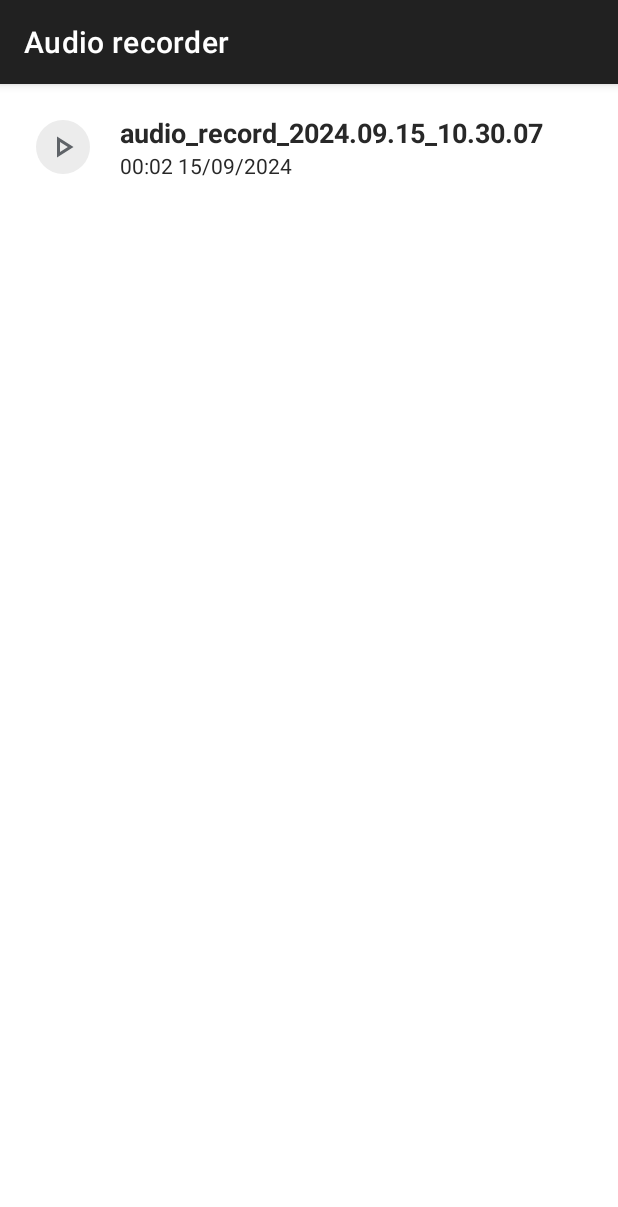
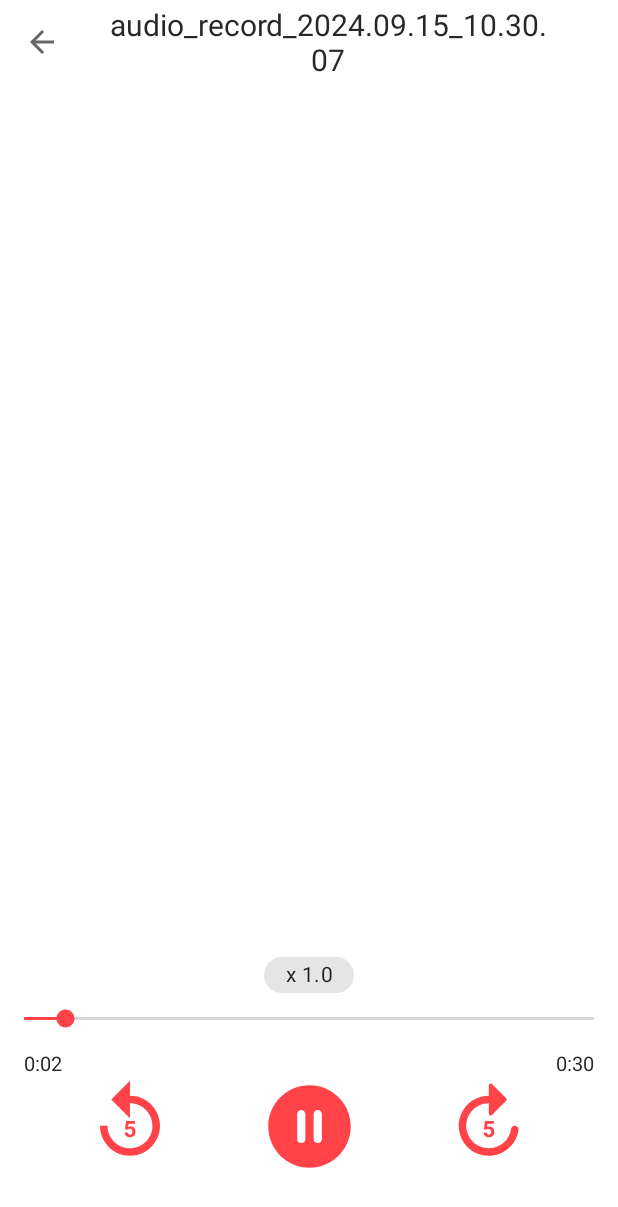
Before and after one commit to DuyManh1905/AudioRecorder, an Android app: the GalleryActivity screen opened directly, with no data from a screen before it, after a tap on an icon or button, on a phone screen of 412 x 824 dp. Shown: the top 1207 px of the screen. Run offline under Robolectric (Android 15) with nearby library versions, the phone set to English and light mode, and no system bars; our stand-ins replace Room's generated code.

Commit message:
hoan thanh chuc nang phat lai 1 record

```diff
--- a/app/src/main/AndroidManifest.xml
+++ b/app/src/main/AndroidManifest.xml
@@ -17,6 +17,9 @@
         android:theme="@style/Theme.AudioRecorder"
         tools:targetApi="31">
         <activity
+            android:name=".AudioPlayerActivity"
+            android:exported="false" />
+        <activity
             android:name=".GalleryActivity"
             android:exported="false" />
         <activity
--- /dev/null
+++ b/app/src/main/java/com/duymanh/audiorecorder/AudioPlayerActivity.kt
@@ -0,0 +1,169 @@
+package com.duymanh.audiorecorder
+
+import android.media.MediaPlayer
+import android.media.PlaybackParams
+import androidx.appcompat.app.AppCompatActivity
+import android.os.Bundle
+import android.os.Handler
+import android.os.Looper
+import android.widget.ImageButton
+import android.widget.SeekBar
+import android.widget.TextView
+import android.widget.Toolbar
+import androidx.core.content.res.ResourcesCompat
+import com.google.android.material.appbar.MaterialToolbar
+import com.google.android.material.chip.Chip
+import java.text.DecimalFormat
+import java.text.NumberFormat
+import kotlin.math.log
+import kotlin.time.Duration
+
+class AudioPlayerActivity : AppCompatActivity() {
+
+    private lateinit var mediaPlayer: MediaPlayer
+
+    private lateinit var toolbar: MaterialToolbar
+    private lateinit var tvFilename: TextView
+
+    private lateinit var tvTrackProgress: TextView
+    private lateinit var tvTrackDuration: TextView
+
+    private lateinit var btnPlay: ImageButton
+    private lateinit var btnBackward: ImageButton
+    private lateinit var btnForwad: ImageButton
+    private lateinit var speedChip: Chip
+    private lateinit var seekBar: SeekBar
+
+    private lateinit var runnable: Runnable
+    private lateinit var handler: Handler
+    private var delay = 10L
+
+    private var jumpsValue = 1000
+
+    private var playbackSpeed = 1.0f
+
+    override fun onCreate(savedInstanceState: Bundle?) {
+        super.onCreate(savedInstanceState)
+        setContentView(R.layout.activity_audio_player)
+
+        var filePath = intent.getStringExtra("filepath")
+        var fileName = intent.getStringExtra("filename")
+
+        toolbar = findViewById(R.id.toolbar)
+        tvFilename = findViewById(R.id.tvFilename)
+
+        tvTrackProgress = findViewById(R.id.tvTrackProgress)
+        tvTrackDuration = findViewById(R.id.tvTrackDuration)
+
+        setSupportActionBar(toolbar)
+        supportActionBar?.setDisplayHomeAsUpEnabled(true)
+        supportActionBar?.setDisplayShowHomeEnabled(true)
+        toolbar.setNavigationOnClickListener{
+            onBackPressed()
+        }
+
+        tvFilename.text = fileName
+
+        mediaPlayer = MediaPlayer()
+        mediaPlayer.apply {
+            setDataSource(filePath)
+            prepare()
+        }
+
+        tvTrackDuration.text = dateFormat(mediaPlayer.duration)
+
+        btnBackward = findViewById(R.id.btnBackward)
+        btnForwad = findViewById(R.id.btnForWard)
+        btnPlay = findViewById(R.id.btnPlay)
+        speedChip = findViewById(R.id.chip)
+        seekBar = findViewById(R.id.seekBar)
+
+        handler = Handler(Looper.getMainLooper())
+        runnable = Runnable {
+            seekBar.progress = mediaPlayer.currentPosition
+            tvTrackProgress.text = dateFormat(mediaPlayer.currentPosition)
+            handler.postDelayed(runnable,delay)
+        }
+
+
+        btnPlay.setOnClickListener{
+            playPausePlaer()
+        }
+        playPausePlaer()
+        seekBar.max = mediaPlayer.duration
+        mediaPlayer.setOnCompletionListener {
+            btnPlay.background = ResourcesCompat.getDrawable(resources, R.drawable.ic_play_circle,theme)
+            handler.removeCallbacks(runnable)
+        }
+
+        btnForwad.setOnClickListener{
+            mediaPlayer.seekTo(mediaPlayer.currentPosition + jumpsValue)
+            seekBar.progress += jumpsValue
+        }
+
+        btnBackward.setOnClickListener{
+            mediaPlayer.seekTo(mediaPlayer.currentPosition - jumpsValue)
+            seekBar.progress -= jumpsValue
+        }
+
+        speedChip.setOnClickListener{
+            if(playbackSpeed != 2f){
+                playbackSpeed+= 0.5f
+            }
+            else{
+                playbackSpeed = 0.5f
+            }
+            mediaPlayer.playbackParams = PlaybackParams().setSpeed(playbackSpeed)
+            speedChip.text = "x $playbackSpeed"
+        }
+
+        seekBar.setOnSeekBarChangeListener(object : SeekBar.OnSeekBarChangeListener{
+            override fun onProgressChanged(seekBar: SeekBar?, progress: Int, fromUser: Boolean) {
+                if(fromUser){
+                    mediaPlayer.seekTo(progress)
+                }
+            }
+
+            override fun onStartTrackingTouch(seekBar: SeekBar?) {
+            }
+
+            override fun onStopTrackingTouch(seekBar: SeekBar?) {
+            }
+        } )
+
+    }
+
+    private fun playPausePlaer() {
+        if(!mediaPlayer.isPlaying){
+            mediaPlayer.start()
+            btnPlay.background = ResourcesCompat.getDrawable(resources, R.drawable.ic_pause_circle,theme)
+            handler.postDelayed(runnable,delay)
+        }
+        else{
+            mediaPlayer.pause()
+            btnPlay.background = ResourcesCompat.getDrawable(resources, R.drawable.ic_play_circle,theme)
+            handler.removeCallbacks(runnable)
+        }
+    }
+
+    override fun onBackPressed() {
+        super.onBackPressed()
+        mediaPlayer.stop()
+        mediaPlayer.release()
+        handler.removeCallbacks(runnable)
+    }
+
+    private fun dateFormat(duration: Int): String {
+        var d = duration/1000
+        var s = d%60
+        var m = (d/60 % 60)
+        var h = ((d - m*60)/360).toInt()
+
+        var f: NumberFormat = DecimalFormat("00")
+        var str = "$m:${f.format(s)}"
+        if(h>0){
+            str = "$h:$str"
+        }
+        return str
+    }
+}
--- a/app/src/main/java/com/duymanh/audiorecorder/GalleryActivity.kt
+++ b/app/src/main/java/com/duymanh/audiorecorder/GalleryActivity.kt
@@ -1,5 +1,6 @@
 package com.duymanh.audiorecorder
 
+import android.content.Intent
 import androidx.appcompat.app.AppCompatActivity
 import android.os.Bundle
 import android.widget.Toast
@@ -45,12 +46,18 @@ class GalleryActivity : AppCompatActivity(), OnItemClickListener {
             var queryResult = db.audioRecordDao().getAll()
             records.addAll(queryResult)
 
-            mAdapter.notifyDataSetChanged()
+            runOnUiThread {
+                mAdapter.notifyDataSetChanged()
+            }
         }
     }
 
     override fun onItemClickListener(position: Int) {
-        Toast.makeText(this,"Simple Click", Toast.LENGTH_SHORT).show()
+        var audioRecord = records[position]
+        var intent = Intent(this,AudioPlayerActivity::class.java)
+        intent.putExtra("filepath",audioRecord.filePath)
+        intent.putExtra("filename",audioRecord.fileName)
+        startActivity(intent)
     }
 
     override fun onItemLongClickListener(position: Int) {
--- /dev/null
+++ b/app/src/main/res/drawable/ic_backward.xml
@@ -0,0 +1,6 @@
+<vector android:height="24dp" android:tint="@color/playerColor"
+    android:viewportHeight="24" android:viewportWidth="24"
+    android:width="24dp" xmlns:android="http://schemas.android.com/apk/res/android">
+    <path android:fillColor="@android:color/white" android:pathData="M12,5V1L7,6l5,5V7c3.31,0 6,2.69 6,6s-2.69,6 -6,6s-6,-2.69 -6,-6H4c0,4.42 3.58,8 8,8s8,-3.58 8,-8S16.42,5 12,5z"/>
+    <path android:fillColor="@android:color/white" android:pathData="M10.69,13.9l0.25,-2.17h2.39v0.71h-1.7l-0.11,0.92c0.03,-0.02 0.07,-0.03 0.11,-0.05s0.09,-0.04 0.15,-0.05s0.12,-0.03 0.18,-0.04s0.13,-0.02 0.2,-0.02c0.21,0 0.39,0.03 0.55,0.1s0.3,0.16 0.41,0.28s0.2,0.27 0.25,0.45s0.09,0.38 0.09,0.6c0,0.19 -0.03,0.37 -0.09,0.54s-0.15,0.32 -0.27,0.45s-0.27,0.24 -0.45,0.31s-0.39,0.12 -0.64,0.12c-0.18,0 -0.36,-0.03 -0.53,-0.08s-0.32,-0.14 -0.46,-0.24s-0.24,-0.24 -0.32,-0.39s-0.13,-0.33 -0.13,-0.53h0.84c0.02,0.18 0.08,0.32 0.19,0.41s0.25,0.15 0.42,0.15c0.11,0 0.2,-0.02 0.27,-0.06s0.14,-0.1 0.18,-0.17s0.08,-0.15 0.11,-0.25s0.03,-0.2 0.03,-0.31s-0.01,-0.21 -0.04,-0.31s-0.07,-0.17 -0.13,-0.24s-0.13,-0.12 -0.21,-0.15s-0.19,-0.05 -0.3,-0.05c-0.08,0 -0.15,0.01 -0.2,0.02s-0.11,0.03 -0.15,0.05s-0.08,0.05 -0.12,0.07s-0.07,0.06 -0.1,0.09L10.69,13.9z"/>
+</vector>
--- /dev/null
+++ b/app/src/main/res/drawable/ic_forward.xml
@@ -0,0 +1,5 @@
+<vector android:height="24dp" android:tint="@color/playerColor"
+    android:viewportHeight="24" android:viewportWidth="24"
+    android:width="24dp" xmlns:android="http://schemas.android.com/apk/res/android">
+    <path android:fillColor="@android:color/white" android:pathData="M18.87,13c-0.5,0 -0.91,0.37 -0.98,0.86 -0.48,3.37 -3.77,5.84 -7.42,4.96 -2.25,-0.54 -3.91,-2.27 -4.39,-4.53C5.27,10.42 8.22,7 11.95,7v2.79c0,0.45 0.54,0.67 0.85,0.35l3.79,-3.79c0.2,-0.2 0.2,-0.51 0,-0.71L12.8,1.85c-0.31,-0.31 -0.85,-0.09 -0.85,0.35L11.95,5c-4.94,0 -8.84,4.48 -7.84,9.6 0.6,3.11 2.9,5.5 5.99,6.19 4.83,1.08 9.15,-2.2 9.77,-6.67 0.09,-0.59 -0.4,-1.12 -1,-1.12zM12.43,15.15c-0.05,0.07 -0.11,0.13 -0.18,0.17s-0.17,0.06 -0.27,0.06c-0.17,0 -0.31,-0.05 -0.42,-0.15s-0.17,-0.24 -0.19,-0.41h-0.84c0.01,0.2 0.05,0.37 0.13,0.53s0.19,0.28 0.32,0.39 0.29,0.19 0.46,0.24 0.35,0.08 0.53,0.08c0.24,0 0.46,-0.04 0.64,-0.12s0.33,-0.18 0.45,-0.31 0.21,-0.28 0.27,-0.45 0.09,-0.35 0.09,-0.54c0,-0.22 -0.03,-0.43 -0.09,-0.6s-0.14,-0.33 -0.25,-0.45 -0.25,-0.22 -0.41,-0.28 -0.34,-0.1 -0.55,-0.1c-0.07,0 -0.14,0.01 -0.2,0.02s-0.13,0.02 -0.18,0.04 -0.1,0.03 -0.15,0.05 -0.08,0.04 -0.11,0.05l0.11,-0.92h1.7v-0.71L10.9,11.74l-0.25,2.17 0.67,0.17c0.03,-0.03 0.06,-0.06 0.1,-0.09s0.07,-0.05 0.12,-0.07 0.1,-0.04 0.15,-0.05 0.13,-0.02 0.2,-0.02c0.12,0 0.22,0.02 0.3,0.05s0.16,0.09 0.21,0.15 0.1,0.14 0.13,0.24 0.04,0.19 0.04,0.31 -0.01,0.22 -0.03,0.31 -0.06,0.17 -0.11,0.24z"/>
+</vector>
--- /dev/null
+++ b/app/src/main/res/drawable/ic_pause_circle.xml
@@ -0,0 +1,5 @@
+<vector android:height="24dp" android:tint="@color/playerColor"
+    android:viewportHeight="24" android:viewportWidth="24"
+    android:width="24dp" xmlns:android="http://schemas.android.com/apk/res/android">
+    <path android:fillColor="@android:color/white" android:pathData="M12,2C6.48,2 2,6.48 2,12s4.48,10 10,10s10,-4.48 10,-10S17.52,2 12,2zM10,16L10,16c-0.55,0 -1,-0.45 -1,-1V9c0,-0.55 0.45,-1 1,-1l0,0c0.55,0 1,0.45 1,1v6C11,15.55 10.55,16 10,16zM14,16L14,16c-0.55,0 -1,-0.45 -1,-1V9c0,-0.55 0.45,-1 1,-1l0,0c0.55,0 1,0.45 1,1v6C15,15.55 14.55,16 14,16z"/>
+</vector>
--- /dev/null
+++ b/app/src/main/res/drawable/ic_play_circle.xml
@@ -0,0 +1,5 @@
+<vector android:height="24dp" android:tint="@color/playerColor"
+    android:viewportHeight="24" android:viewportWidth="24"
+    android:width="24dp" xmlns:android="http://schemas.android.com/apk/res/android">
+    <path android:fillColor="@android:color/white" android:pathData="M12,2C6.48,2 2,6.48 2,12s4.48,10 10,10 10,-4.48 10,-10S17.52,2 12,2zM10,15.5v-7c0,-0.41 0.47,-0.65 0.8,-0.4l4.67,3.5c0.27,0.2 0.27,0.6 0,0.8l-4.67,3.5c-0.33,0.25 -0.8,0.01 -0.8,-0.4z"/>
+</vector>
--- /dev/null
+++ b/app/src/main/res/layout/activity_audio_player.xml
@@ -0,0 +1,100 @@
+<?xml version="1.0" encoding="utf-8"?>
+<androidx.constraintlayout.widget.ConstraintLayout xmlns:android="http://schemas.android.com/apk/res/android"
+    xmlns:app="http://schemas.android.com/apk/res-auto"
+    xmlns:tools="http://schemas.android.com/tools"
+    android:layout_width="match_parent"
+    android:layout_height="match_parent"
+    tools:context=".AudioPlayerActivity">
+
+    <com.google.android.material.appbar.MaterialToolbar
+        android:id="@+id/toolbar"
+        android:layout_width="match_parent"
+        android:layout_height="?actionBarSize"
+        app:layout_constraintTop_toTopOf="parent"
+        app:title=" ">
+        <TextView
+            android:id="@+id/tvFilename"
+            android:layout_width="match_parent"
+            android:layout_height="wrap_content"
+            android:textSize="20sp"
+            android:gravity="center"
+            android:layout_marginEnd="46dp"/>
+
+    </com.google.android.material.appbar.MaterialToolbar>
+
+    <SeekBar
+        android:id="@+id/seekBar"
+        android:layout_width="match_parent"
+        android:layout_height="wrap_content"
+        android:layout_marginBottom="30dp"
+        android:progress="40"
+        android:progressTint="@color/playerColor"
+        android:thumbTint="@color/playerColor"
+        app:layout_constraintBottom_toTopOf="@+id/constraintLayout" />
+
+
+    <TextView
+        android:id="@+id/tvTrackProgress"
+        android:layout_width="wrap_content"
+        android:layout_height="wrap_content"
+        android:text="0:00"
+        android:textSize="13sp"
+        android:layout_marginStart="16dp"
+        app:layout_constraintStart_toStartOf="parent"
+        app:layout_constraintBottom_toTopOf="@+id/constraintLayout" />
+
+    <TextView
+        android:id="@+id/tvTrackDuration"
+        android:layout_width="wrap_content"
+        android:layout_height="wrap_content"
+        android:text="0:00"
+        android:textSize="13sp"
+        android:layout_marginEnd="16dp"
+        app:layout_constraintEnd_toEndOf="parent"
+        app:layout_constraintBottom_toTopOf="@+id/constraintLayout" />
+
+    <com.google.android.material.chip.Chip
+        android:id="@+id/chip"
+        android:layout_width="60dp"
+        android:layout_height="40dp"
+        android:text="x 1.0"
+        android:textAlignment="center"
+        android:textSize="14sp"
+        app:layout_constraintBottom_toTopOf="@+id/seekBar"
+        app:layout_constraintEnd_toEndOf="parent"
+        app:layout_constraintStart_toStartOf="parent" />
+
+    <androidx.constraintlayout.widget.ConstraintLayout
+        android:id="@+id/constraintLayout"
+        android:layout_width="match_parent"
+        android:layout_height="wrap_content"
+        android:layout_marginBottom="40dp"
+        app:layout_constraintBottom_toBottomOf="parent">
+
+        <ImageButton
+            android:id="@+id/btnPlay"
+            android:layout_width="66dp"
+            android:layout_height="66dp"
+            app:layout_constraintEnd_toEndOf="parent"
+            android:background="@drawable/ic_play_circle"
+            app:layout_constraintStart_toStartOf="parent" />
+
+        <ImageButton
+            android:id="@+id/btnBackward"
+            android:layout_width="60dp"
+            android:layout_height="60dp"
+            android:background="@drawable/ic_backward"
+            app:layout_constraintEnd_toStartOf="@+id/btnPlay"
+            app:layout_constraintStart_toStartOf="parent" />
+
+        <ImageButton
+            android:id="@+id/btnForWard"
+            android:layout_width="60dp"
+            android:layout_height="60dp"
+            app:layout_constraintEnd_toEndOf="parent"
+            android:background="@drawable/ic_forward"
+            app:layout_constraintStart_toEndOf="@id/btnPlay" />
+
+    </androidx.constraintlayout.widget.ConstraintLayout>
+
+</androidx.constraintlayout.widget.ConstraintLayout>
--- a/app/src/main/res/values/colors.xml
+++ b/app/src/main/res/values/colors.xml
@@ -13,4 +13,6 @@
     <color name="strokeColor">#1E88E5</color>
 
     <color name="opaqueBG">#61000000</color>
+
+    <color name="playerColor">#FF4349</color>
 </resources>
--- a/app/src/main/res/values/themes.xml
+++ b/app/src/main/res/values/themes.xml
@@ -2,6 +2,9 @@
     <!-- Base application theme. -->
     <style name="Base.Theme.AudioRecorder" parent="Theme.MaterialComponents.DayNight.DarkActionBar">
         <!-- Customize your light theme here. -->
+
+        <item name="windowActionBar">false</item>
+        <item name="windowNoTitle">true</item>
         <!-- <item name="colorPrimary">@color/my_light_primary</item> -->
         <item name="android:textColor">@color/colorText</item>
         <item name="rippleColor">@color/grayDarkDisable</item>
@@ -11,6 +14,7 @@
     </style>
 
     <style name="Theme.AudioRecorder" parent="Base.Theme.AudioRecorder" />
+
     <style name="TextLayoutStyle" parent="Widget.MaterialComponents.TextInputLayout.OutlinedBox">
         <item name="android:layout_marginTop">20dp</item>
         <item name="android:layout_marginBottom">20dp</item>
```
